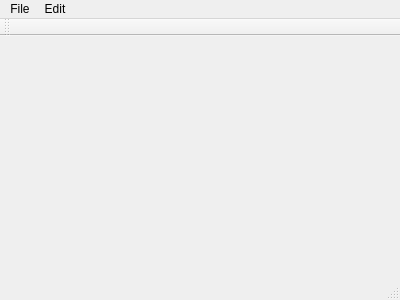
First picture: the form in mainwindow.ui, repository SammyEnigma/MenuExtractor, before the edit.
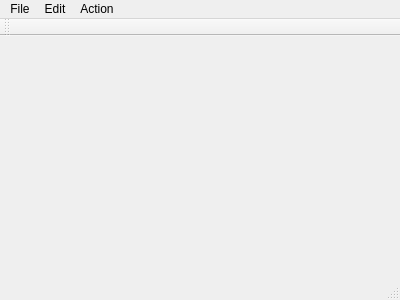
Second picture: the form after the edit.

Commit message: Standalone action in the menubar.

```diff
--- a/mainwindow.ui
+++ b/mainwindow.ui
@@ -45,8 +45,14 @@
     <addaction name="actionEdit1"/>
     <addaction name="actionEdit2"/>
    </widget>
+   <widget class="QMenu" name="menuAction">
+    <property name="title">
+     <string>Action</string>
+    </property>
+   </widget>
    <addaction name="menuFile"/>
    <addaction name="menuEdit"/>
+   <addaction name="menuAction"/>
   </widget>
   <widget class="QToolBar" name="mainToolBar">
    <attribute name="toolBarArea">
```
